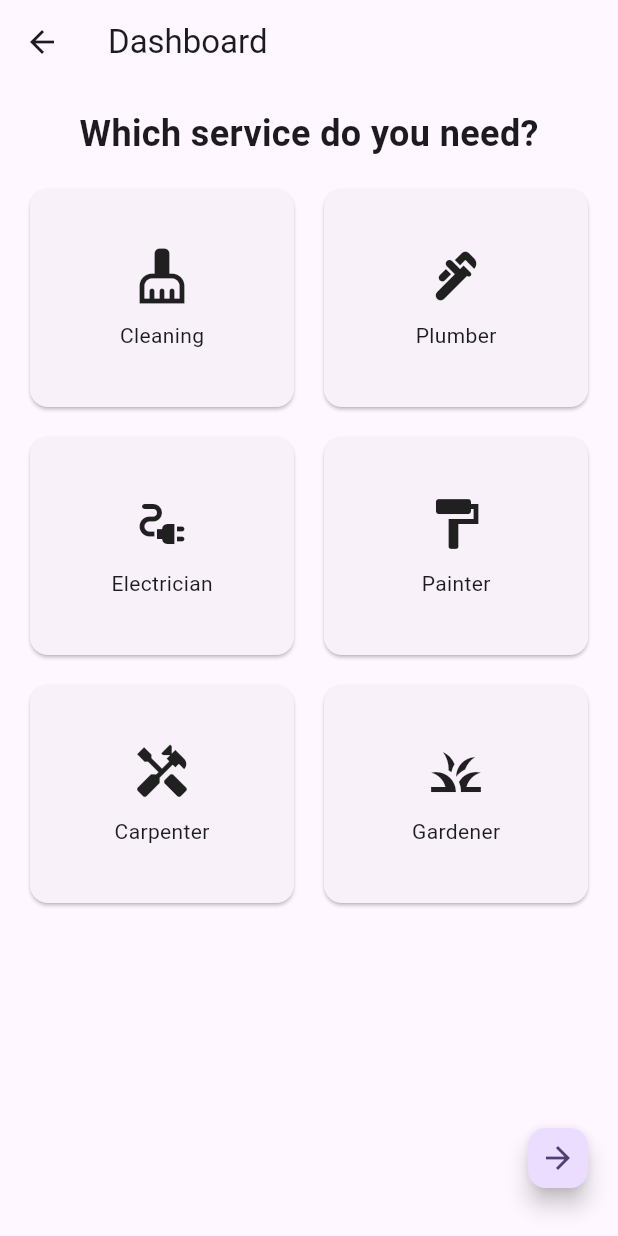
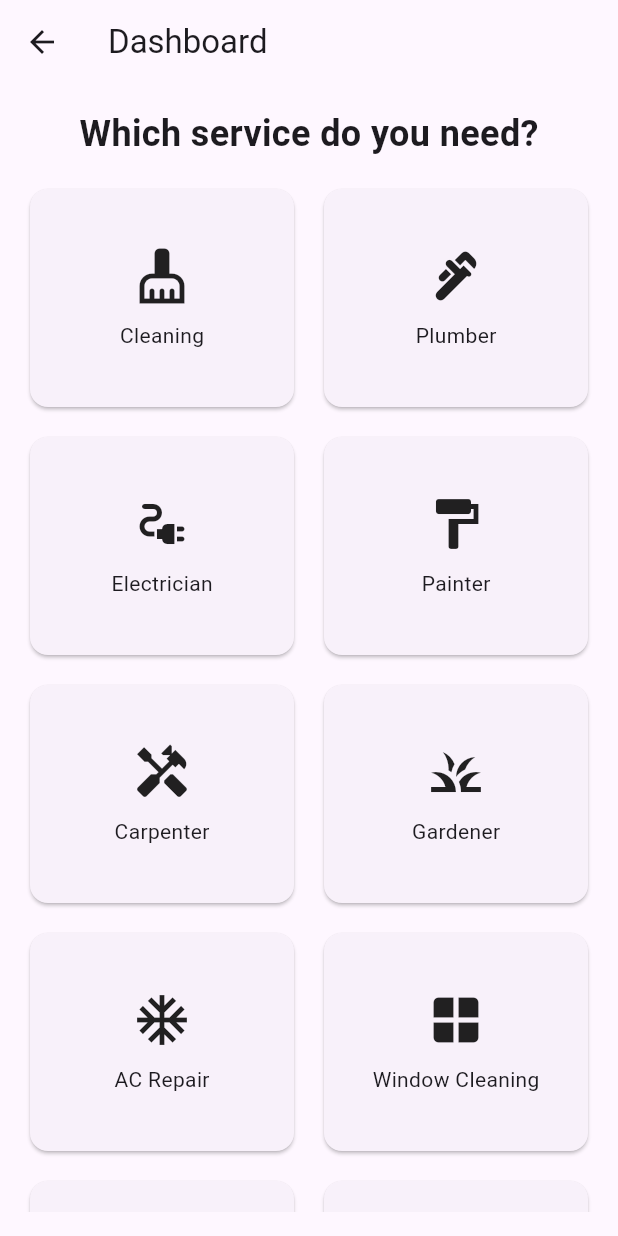
Before and after one commit to whisper120/AndroidApp, a Flutter app: the DashboardScreen screen opened directly, on a phone screen of 412 x 824 dp. Run offline on Flutter 3.47's test engine with Material 3 defaults, Android fonts, the phone set to English and light mode, and no system bars.

Commit message:
changed dashboardscreen and updated readme
changed dashboardscreen and updated readme

```diff
--- a/lib/screens/dashboard_screen.dart
+++ b/lib/screens/dashboard_screen.dart
@@ -1,59 +1,29 @@
 import 'package:flutter/material.dart';
 
-class DashboardScreen extends StatefulWidget {
+class DashboardScreen extends StatelessWidget {
   const DashboardScreen({Key? key}) : super(key: key);
 
   @override
-  State<DashboardScreen> createState() => _DashboardScreenState();
-}
+  Widget build(BuildContext context) {
+    final List<Map<String, dynamic>> services = [
+      {'label': 'Cleaning', 'icon': Icons.cleaning_services},
+      {'label': 'Plumber', 'icon': Icons.plumbing},
+      {'label': 'Electrician', 'icon': Icons.electrical_services},
+      {'label': 'Painter', 'icon': Icons.format_paint},
+      {'label': 'Carpenter', 'icon': Icons.handyman},
+      {'label': 'Gardener', 'icon': Icons.grass},
+      {'label': 'AC Repair', 'icon': Icons.ac_unit},
+      {'label': 'Window Cleaning', 'icon': Icons.window},
+      {'label': 'Pest Control', 'icon': Icons.bug_report},
+      {'label': 'Moving', 'icon': Icons.local_shipping},
+      {'label': 'Laundry', 'icon': Icons.local_laundry_service},
+      {'label': 'Babysitting', 'icon': Icons.child_friendly},
+      {'label': 'Dog Walking', 'icon': Icons.pets},
+      {'label': 'Security', 'icon': Icons.security},
+      {'label': 'IT Support', 'icon': Icons.support_agent},
+      {'label': 'Painting', 'icon': Icons.color_lens},
+    ];
 
-class _DashboardScreenState extends State<DashboardScreen> {
-  final List<String> allServices = [
-    'Cleaning', 'Plumber', 'Electrician', 'Painter', 'Carpenter', 'Gardener',
-    'AC Repair', 'Window Cleaning', 'Pest Control', 'Moving', 'Laundry',
-    'Babysitting', 'Dog Walking', 'Security', 'IT Support', 'Painting',
-  ];
-
-  final List<IconData> allIcons = [
-    Icons.cleaning_services, Icons.plumbing, Icons.electrical_services, Icons.format_paint,
-    Icons.handyman, Icons.grass, Icons.ac_unit, Icons.window, Icons.bug_report,
-    Icons.local_shipping, Icons.local_laundry_service, Icons.child_friendly,
-    Icons.pets, Icons.security, Icons.support_agent, Icons.color_lens,
-  ];
-
-  int currentPage = 0;
-  final int itemsPerPage = 6;
-
-  List<String> get currentServices {
-    int start = currentPage * itemsPerPage;
-    int end = (start + itemsPerPage).clamp(0, allServices.length);
-    return allServices.sublist(start, end);
-  }
-
-  List<IconData> get currentIcons {
-    int start = currentPage * itemsPerPage;
-    int end = (start + itemsPerPage).clamp(0, allIcons.length);
-    return allIcons.sublist(start, end);
-  }
-
-  void _nextPage() {
-    if ((currentPage + 1) * itemsPerPage < allServices.length) {
-      setState(() {
-        currentPage++;
-      });
-    }
-  }
-
-  void _previousPage() {
-    if (currentPage > 0) {
-      setState(() {
-        currentPage--;
-      });
-    }
-  }
-
-  @override
-  Widget build(BuildContext context) {
     return Scaffold(
       appBar: AppBar(
         title: const Text('Dashboard'),
@@ -72,15 +42,12 @@ class _DashboardScreenState extends State<DashboardScreen> {
             ),
             const SizedBox(height: 16),
             Expanded(
-              child: GridView.builder(
-                itemCount: currentServices.length,
-                gridDelegate: const SliverGridDelegateWithFixedCrossAxisCount(
-                  crossAxisCount: 2,
-                  mainAxisSpacing: 12,
-                  crossAxisSpacing: 12,
-                  childAspectRatio: 1.2,
-                ),
-                itemBuilder: (context, index) {
+              child: GridView.count(
+                crossAxisCount: 2,
+                mainAxisSpacing: 12,
+                crossAxisSpacing: 12,
+                childAspectRatio: 1.2,
+                children: services.map((service) {
                   return Card(
                     shape: RoundedRectangleBorder(
                       borderRadius: BorderRadius.circular(12),
@@ -88,38 +55,15 @@ class _DashboardScreenState extends State<DashboardScreen> {
                     child: Column(
                       mainAxisAlignment: MainAxisAlignment.center,
                       children: [
-                        Icon(currentIcons[index], size: 40),
+                        Icon(service['icon'], size: 40),
                         const SizedBox(height: 10),
-                        Text(currentServices[index]),
+                        Text(service['label']),
                       ],
                     ),
                   );
-                },
+                }).toList(),
               ),
             ),
-            Row(
-              mainAxisAlignment: MainAxisAlignment.spaceBetween,
-              children: [
-                if (currentPage > 0)
-                  FloatingActionButton(
-                    mini: true,
-                    onPressed: _previousPage,
-                    child: const Icon(Icons.arrow_back),
-                  )
-                else
-                  const SizedBox(width: 56), // placeholder
-
-                if ((currentPage + 1) * itemsPerPage < allServices.length)
-                  FloatingActionButton(
-                    mini: true,
-                    onPressed: _nextPage,
-                    child: const Icon(Icons.arrow_forward),
-                  )
-                else
-                  const SizedBox(width: 56), // placeholder
-              ],
-            ),
-            const SizedBox(height: 12),
           ],
         ),
       ),
```
Also changed, not shown: 1 other file.
